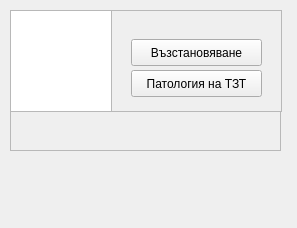
The window that src/View/SubWidgets/SurfacePanel.ui (thefinalcutbg/DinoDent) describes before a commit, drawn with Qt 5.
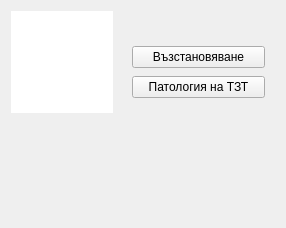
The same window after the commit. Custom widgets are drawn as their Qt base class.

What changed in the file:
```diff
--- a/src/View/SubWidgets/SurfacePanel.ui
+++ b/src/View/SubWidgets/SurfacePanel.ui
@@ -6,7 +6,7 @@
    <rect>
     <x>0</x>
     <y>0</y>
-    <width>297</width>
+    <width>286</width>
     <height>228</height>
    </rect>
   </property>
@@ -16,8 +16,8 @@
   <widget class="QGraphicsView" name="surfaceView">
    <property name="geometry">
     <rect>
-     <x>10</x>
-     <y>10</y>
+     <x>11</x>
+     <y>11</y>
      <width>102</width>
      <height>102</height>
     </rect>
@@ -43,13 +43,16 @@
    <property name="toolTip">
     <string>&lt;html&gt;&lt;head/&gt;&lt;body&gt;&lt;p&gt;Ляв бутон: добави статус&lt;br/&gt;Десен бутон: прехмахни статус&lt;/p&gt;&lt;/body&gt;&lt;/html&gt;</string>
    </property>
+   <property name="frameShape">
+    <enum>QFrame::NoFrame</enum>
+   </property>
   </widget>
   <widget class="QFrame" name="group">
    <property name="geometry">
     <rect>
-     <x>111</x>
-     <y>10</y>
-     <width>171</width>
+     <x>121</x>
+     <y>11</y>
+     <width>155</width>
      <height>102</height>
     </rect>
    </property>
@@ -72,20 +75,14 @@
     </size>
    </property>
    <property name="frameShape">
-    <enum>QFrame::StyledPanel</enum>
+    <enum>QFrame::NoFrame</enum>
    </property>
    <property name="frameShadow">
     <enum>QFrame::Plain</enum>
    </property>
+   <layout class="QVBoxLayout" name="verticalLayout">
+    <item>
    <widget class="QLabel" name="sideBox">
-    <property name="geometry">
-     <rect>
-      <x>20</x>
-      <y>5</y>
-      <width>131</width>
-      <height>16</height>
-     </rect>
-    </property>
     <property name="sizePolicy">
      <sizepolicy hsizetype="Preferred" vsizetype="Fixed">
       <horstretch>0</horstretch>
@@ -104,6 +101,11 @@
       <height>16777215</height>
      </size>
     </property>
+      <property name="font">
+       <font>
+        <bold>true</bold>
+       </font>
+      </property>
     <property name="text">
      <string/>
     </property>
@@ -111,15 +113,9 @@
      <set>Qt::AlignCenter</set>
     </property>
    </widget>
+    </item>
+    <item>
    <widget class="StatusButton" name="sideObturation">
-    <property name="geometry">
-     <rect>
-      <x>20</x>
-      <y>29</y>
-      <width>131</width>
-      <height>27</height>
-     </rect>
-    </property>
     <property name="sizePolicy">
      <sizepolicy hsizetype="Preferred" vsizetype="Fixed">
       <horstretch>0</horstretch>
@@ -136,15 +132,9 @@
      <bool>true</bool>
     </property>
    </widget>
+    </item>
+    <item>
    <widget class="StatusButton" name="sideCaries">
-    <property name="geometry">
-     <rect>
-      <x>20</x>
-      <y>60</y>
-      <width>131</width>
-      <height>27</height>
-     </rect>
-    </property>
     <property name="sizePolicy">
      <sizepolicy hsizetype="Preferred" vsizetype="Fixed">
       <horstretch>0</horstretch>
@@ -161,18 +151,20 @@
      <bool>true</bool>
     </property>
    </widget>
+    </item>
+   </layout>
   </widget>
   <widget class="QFrame" name="frame">
    <property name="geometry">
     <rect>
-     <x>10</x>
-     <y>111</y>
-     <width>271</width>
+     <x>11</x>
+     <y>115</y>
+     <width>261</width>
      <height>40</height>
     </rect>
    </property>
    <property name="frameShape">
-    <enum>QFrame::StyledPanel</enum>
+    <enum>QFrame::NoFrame</enum>
    </property>
    <property name="frameShadow">
     <enum>QFrame::Plain</enum>
@@ -205,6 +197,11 @@
       <height>20</height>
      </rect>
     </property>
+    <property name="font">
+     <font>
+      <bold>true</bold>
+     </font>
+    </property>
     <property name="text">
      <string/>
     </property>
```
Left out of the diff: 4 changed lines with no effect on the pictures. Lines whose indentation alone changed are shown as unchanged.
